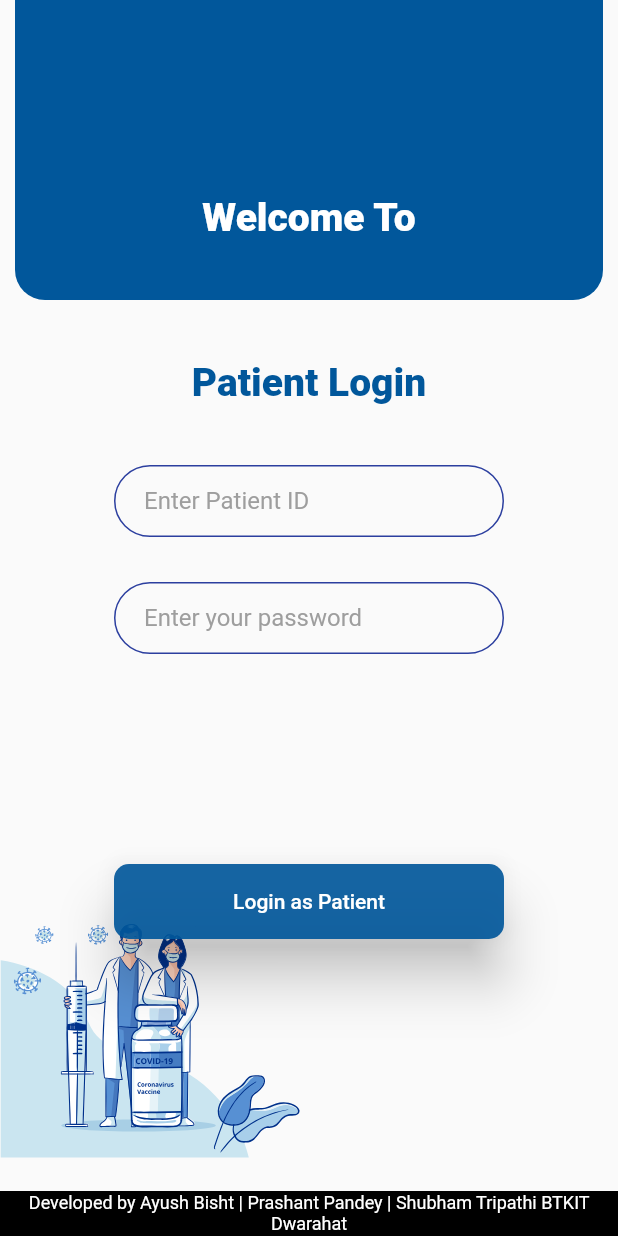
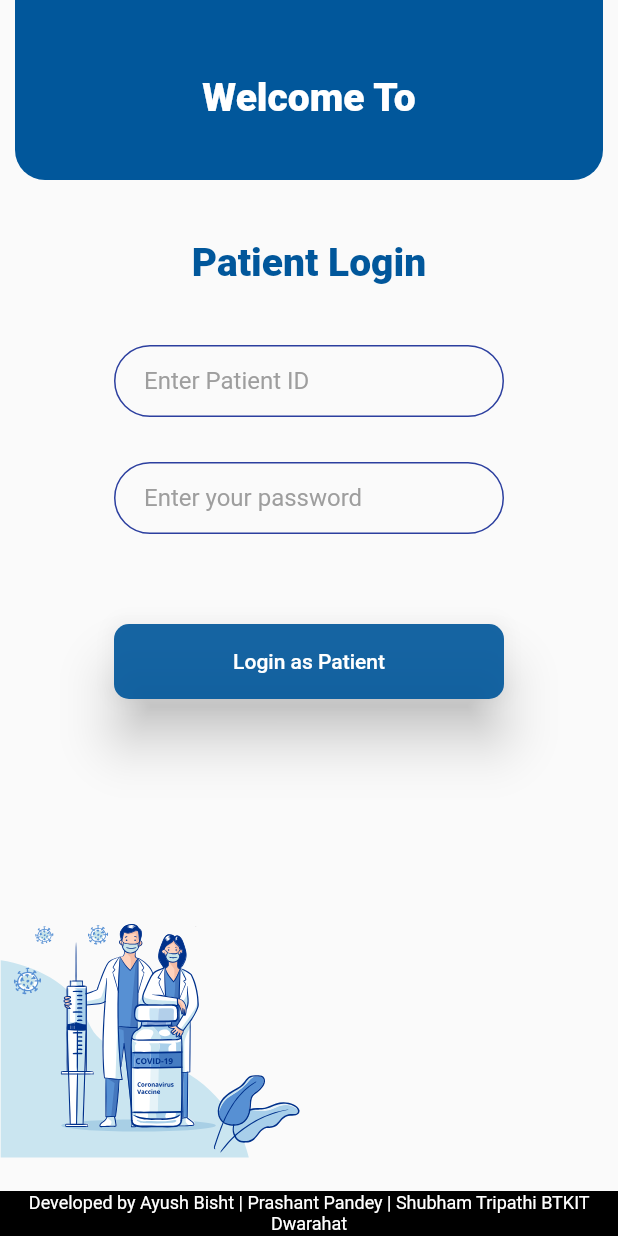
Before and after one commit to kecians/Covid-Data-Hub, a Flutter app: the PatientLogin screen opened directly, on a phone screen of 412 x 824 dp. Run offline on Flutter 3.47's test engine with Material 2 defaults, Android fonts, the phone set to English and light mode, and no system bars; drawn by our look-alikes of animated_text_kit, flutter_progress_hud; our stand-ins replace carousel_pro, cool_alert, date_field, flutter_spinkit, flutter_svg, fluttertoast and 1 more; missing offline and left inert: top_sheet; accounts and stored records are empty; network calls fail.

Commit message:
final changes made

```diff
--- a/lib/Components/PatientListCard.dart
+++ b/lib/Components/PatientListCard.dart
@@ -12,7 +12,7 @@ class PatientListCard extends StatelessWidget {
     if(isBed == null) {
       return "Null";
     }
-    return "F${isBed['floor']}-${isBed['ward']}-${isBed['bed_number']} ${category()}";
+    return "${isBed['bed_id']} ${category()}";
   }
   String category()
   {
@@ -63,7 +63,7 @@ class PatientListCard extends StatelessWidget {
               width: 85,
               child: Text(
                   condition()
-                  ,style: TextStyle(fontWeight: FontWeight.w800,color: Colors.green[800],fontSize: 12),
+                  ,style: TextStyle(fontWeight: FontWeight.w800,color: Colors.green[800],fontSize: 11),
               ),
             ),
             Container(
--- a/lib/Screens/Patient/PatientInfo.dart
+++ b/lib/Screens/Patient/PatientInfo.dart
@@ -127,7 +127,7 @@ class _PatientInfoState extends State<PatientInfo> {
                         Text("Condition",style: kdarkHeader,),
                         SizedBox(height: 10,),
                         Text(condtions(),style: kdarkValue,)
-                      ],
+                      ],//202106040683   09997076749
                     ),
                     Column(
                       children: [
--- a/lib/Screens/PatientLogin.dart
+++ b/lib/Screens/PatientLogin.dart
@@ -44,7 +44,7 @@ class _PatientLoginState extends State<PatientLogin> {
                     child: ListView(
 
                       children:[
-                        TitleHead(height: 200),
+                        TitleHead(height: 120),
                         SizedBox(height: 40,),
                         Center(
                           child: Text('Patient Login',style: TextStyle(color: Colors.lightBlue[900],fontSize: 26,
@@ -73,7 +73,7 @@ class _PatientLoginState extends State<PatientLogin> {
                                 decoration: kInputDecorantion.copyWith(hintText: 'Enter your password',),
                               ),
                             ),
-                            SizedBox(height: 140),
+                            SizedBox(height: 60),
                             RoundButton(color: Color(0XFFE901579B),text: "Login as Patient", textColor: Colors.white,
                               onpress: ()async{
                                 final progress = ProgressHUD.of(context);
```
Also changed, not shown: lib/Model/Networking.dart (+1 -6 lines), lib/Screens/Patient/LastFive.dart (+8 -8 lines), 5 other files.
